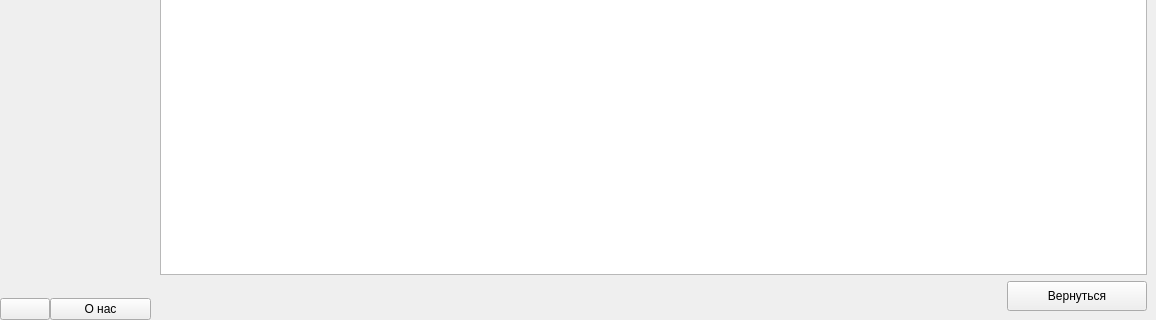
The window that front/ui.ui (Resmko99/Is-for-translator) describes before a commit, drawn with Qt 5; both pictures show x 0 to 1156 and y 448 to 768 of the 1156 by 768 pixel window.
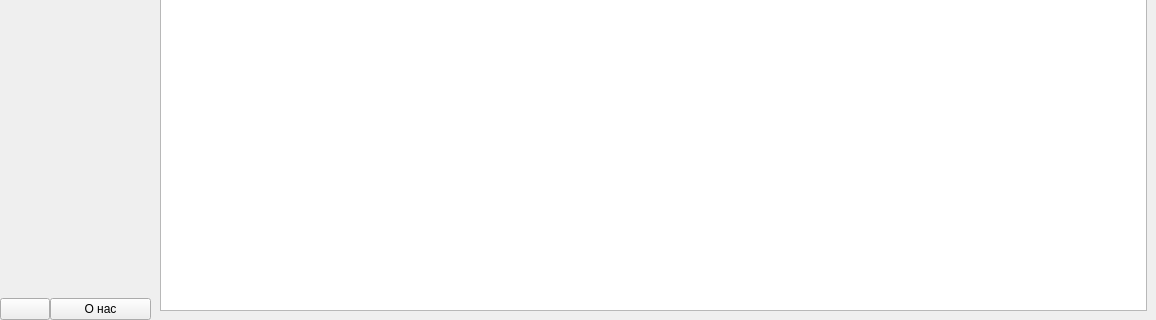
The same window after the commit. The open tabs and pages were chosen to show the change. Icons and pictures are not drawn.

```diff
--- a/front/ui.ui
+++ b/front/ui.ui
@@ -4534,66 +4534,6 @@
             <item row="1" column="0">
              <widget class="QTableView" name="tableListTask"/>
             </item>
-            <item row="2" column="0">
-             <widget class="QWidget" name="widget_13" native="true">
-              <layout class="QHBoxLayout" name="horizontalLayout_15">
-               <property name="leftMargin">
-                <number>0</number>
-               </property>
-               <property name="topMargin">
-                <number>0</number>
-               </property>
-               <property name="rightMargin">
-                <number>0</number>
-               </property>
-               <property name="bottomMargin">
-                <number>0</number>
-               </property>
-               <item>
-                <spacer name="horizontalSpacer_26">
-                 <property name="orientation">
-                  <enum>Qt::Horizontal</enum>
-                 </property>
-                 <property name="sizeHint" stdset="0">
-                  <size>
-                   <width>823</width>
-                   <height>20</height>
-                  </size>
-                 </property>
-                </spacer>
-               </item>
-               <item>
-                <widget class="QPushButton" name="cancelPageList">
-                 <property name="minimumSize">
-                  <size>
-                   <width>140</width>
-                   <height>30</height>
-                  </size>
-                 </property>
-                 <property name="maximumSize">
-                  <size>
-                   <width>140</width>
-                   <height>30</height>
-                  </size>
-                 </property>
-                 <property name="text">
-                  <string>Вернуться</string>
-                 </property>
-                 <property name="icon">
-                  <iconset resource="resource.qrc">
-                   <normaloff>:/icon/icon/free-icon-back-2644908.png</normaloff>:/icon/icon/free-icon-back-2644908.png</iconset>
-                 </property>
-                 <property name="iconSize">
-                  <size>
-                   <width>20</width>
-                   <height>20</height>
-                  </size>
-                 </property>
-                </widget>
-               </item>
-              </layout>
-             </widget>
-            </item>
            </layout>
           </widget>
          </widget>
```
Left out of the diff: 14 changed lines with no effect on the pictures.
